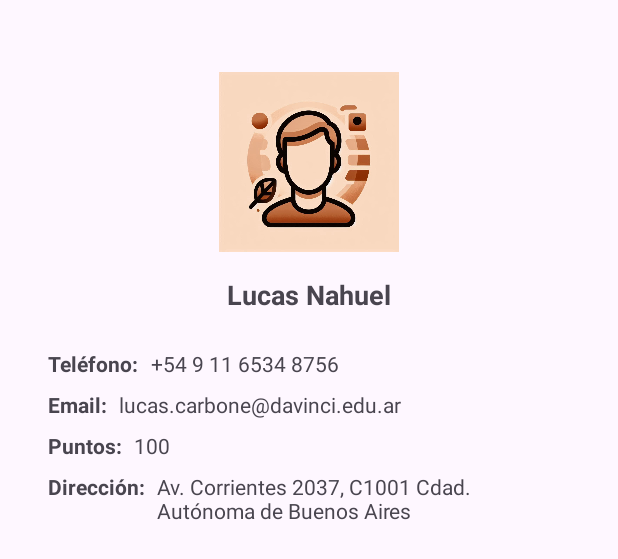
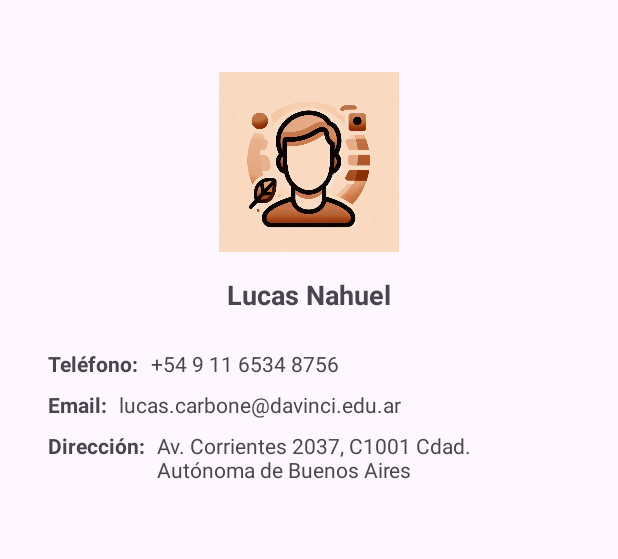
Before and after one commit to LuKarbo/LK-Store, an Android app: the layout fragment_my_account.xml on its own in the app's theme, with its tools: preview values and no code run, on a phone screen of 412 x 824 dp. Shown: the top 559 px of the screen. Run offline under Robolectric (Android 15) with nearby library versions, the phone set to English and light mode, and no system bars.

```diff
--- a/app/src/main/java/ar/edu/davinci/carbone_lucas/lk_store/LoginActivity.java
+++ b/app/src/main/java/ar/edu/davinci/carbone_lucas/lk_store/LoginActivity.java
@@ -22,6 +22,8 @@ import com.google.firebase.Firebase;
 import com.google.firebase.auth.AuthResult;
 import com.google.firebase.auth.FirebaseAuth;
 import com.google.firebase.auth.FirebaseUser;
+
+import ar.edu.davinci.carbone_lucas.lk_store.Controllers.UserController;
 
 public class LoginActivity extends AppCompatActivity {
 
@@ -63,6 +65,9 @@ public class LoginActivity extends AppCompatActivity {
                             public void onComplete(@NonNull Task<AuthResult> task) {
                                 if (task.isSuccessful()){
                                     Log.i("firebase-login", mAuth.getCurrentUser().getEmail());
+
+                                    UserController userController = new UserController();
+                                    userController.login(mAuth.getCurrentUser().getUid());
 
                                     Intent intentHome = new Intent(LoginActivity.this, MainActivity.class);
                                     startActivity(intentHome);
--- a/app/src/main/res/layout/fragment_my_account.xml
+++ b/app/src/main/res/layout/fragment_my_account.xml
@@ -94,26 +94,6 @@
                 <TextView
                     android:layout_width="wrap_content"
                     android:layout_height="wrap_content"
-                    android:text="@string/userPointsLabel"
-                    android:textStyle="bold"
-                    android:layout_marginEnd="8dp" />
-
-                <TextView
-                    android:id="@+id/userPoints"
-                    android:layout_width="wrap_content"
-                    android:layout_height="wrap_content"
-                    android:text="@string/userPointsExample" />
-            </LinearLayout>
-
-            <LinearLayout
-                android:layout_width="match_parent"
-                android:layout_height="wrap_content"
-                android:orientation="horizontal"
-                android:layout_marginTop="8dp">
-
-                <TextView
-                    android:layout_width="wrap_content"
-                    android:layout_height="wrap_content"
                     android:text="@string/userAddresLabel"
                     android:textStyle="bold"
                     android:layout_marginEnd="8dp" />
```
Also changed, not shown: app/src/main/java/ar/edu/davinci/carbone_lucas/lk_store/Controllers/UserController.java (added, +20 -0 lines), app/src/main/java/ar/edu/davinci/carbone_lucas/lk_store/MainActivity.java (+19 -0 lines), app/src/main/java/ar/edu/davinci/carbone_lucas/lk_store/generalFragments/MyAccountFragment.java (+26 -5 lines), app/src/main/java/ar/edu/davinci/carbone_lucas/lk_store/models/User.java (added, +77 -0 lines).
